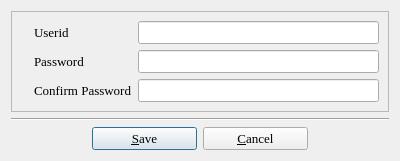
First picture: the form in password.ui, repository textbrowser/biblioteq, before the edit.
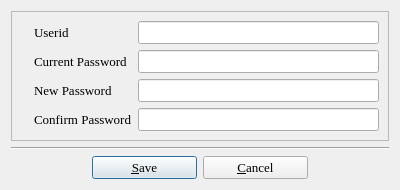
Second picture: the form after the edit. Icons and pictures are not drawn.

Diff of the .ui file:
```diff
--- a/password.ui
+++ b/password.ui
@@ -6,7 +6,7 @@
     <x>0</x>
     <y>0</y>
     <width>400</width>
-    <height>150</height>
+    <height>185</height>
    </rect>
   </property>
   <property name="minimumSize" >
@@ -81,7 +81,7 @@
           </property>
          </widget>
         </item>
-        <item row="1" column="0" >
+        <item row="2" column="0" >
          <widget class="QLabel" name="label_5" >
           <property name="font" >
            <font>
@@ -90,31 +90,45 @@
            </font>
           </property>
           <property name="text" >
-           <string>Password</string>
+           <string>New Password</string>
           </property>
          </widget>
         </item>
-        <item row="1" column="1" >
+        <item row="2" column="1" >
          <widget class="QLineEdit" name="password" >
           <property name="echoMode" >
            <enum>QLineEdit::Password</enum>
           </property>
          </widget>
         </item>
-        <item row="2" column="0" >
+        <item row="3" column="0" >
          <widget class="QLabel" name="label_2" >
           <property name="text" >
            <string>Confirm Password</string>
           </property>
          </widget>
         </item>
-        <item row="2" column="1" >
+        <item row="3" column="1" >
          <widget class="QLineEdit" name="passwordAgain" >
           <property name="echoMode" >
            <enum>QLineEdit::Password</enum>
           </property>
          </widget>
         </item>
+        <item row="1" column="0" >
+         <widget class="QLabel" name="label_3" >
+          <property name="text" >
+           <string>Current Password</string>
+          </property>
+         </widget>
+        </item>
+        <item row="1" column="1" >
+         <widget class="QLineEdit" name="currentpassword" >
+          <property name="echoMode" >
+           <enum>QLineEdit::Password</enum>
+          </property>
+         </widget>
+        </item>
        </layout>
       </item>
      </layout>
```
Left out of the diff: 1 changed line with no effect on the pictures.
